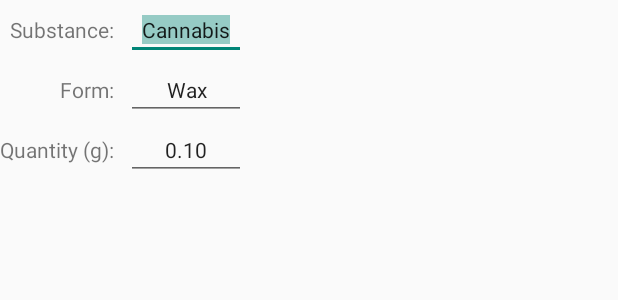
After one commit to falkenum/wellness-tracker, an Android app: the layout view_drug_use_data_input.xml on its own in the app's theme, with its tools: preview values and no code run, on a phone screen of 412 x 824 dp. The commit adds this screen. Shown: the top 300 px of the screen. Run offline under Robolectric (Android 15) with nearby library versions, the light colour scheme and no system bars.

Commit message:
made drug use record type

```diff
--- a/app/src/main/java/com/example/meditationtimer/HistoryFragment.kt
+++ b/app/src/main/java/com/example/meditationtimer/HistoryFragment.kt
@@ -66,6 +66,7 @@ class HistoryFragment : Fragment() {
                     dialogView.removeAllViews()
                     chosenType = type
 
+                    timePicker = TimePicker(context)
                     dialogView.addView(timePicker)
                     dataInputView = RecordTypes.getDataInputView(type, context)
                     dialogView.addView(dataInputView)
@@ -88,7 +89,6 @@ class HistoryFragment : Fragment() {
                 for (type in RecordTypes.getTypes())
                     addView(TypeButton(type))
             }
-            timePicker = TimePicker(context)
 
 
             builder.setView(dialogView)
--- a/app/src/main/java/com/example/meditationtimer/RatingLayout.kt
+++ b/app/src/main/java/com/example/meditationtimer/RatingLayout.kt
@@ -14,7 +14,6 @@ const val HIGHLIGHTED = 99
 const val NOT_HIGHLIGHTED = 0
 
 class RatingLayout(context: Context) : LinearLayout(context) {
-    val numbers = ArrayList<NumberView> ()
 
     inner class NumberView(shownNum : Int) : TextView(context) {
         var highlighted = false
@@ -53,6 +52,7 @@ class RatingLayout(context: Context) : LinearLayout(context) {
         }
     }
 
+    val numbers = ArrayList<NumberView>()
     var selectedNumber : Int = 3
 
     init {
--- a/app/src/main/java/com/example/meditationtimer/TimerService.kt
+++ b/app/src/main/java/com/example/meditationtimer/TimerService.kt
@@ -99,8 +99,8 @@ class TimerService : Service() {
     override fun onCreate() {
         super.onCreate()
 
-        val channelId = "main_channel"
-        val channelName = "Main Channel"
+        val channelId = "timer_channel"
+        val channelName = "Timer Channel"
         val importance = NotificationManager.IMPORTANCE_MIN
         val channel = NotificationChannel(channelId, channelName, importance)
         notifManager = getSystemService(Context.NOTIFICATION_SERVICE) as NotificationManager
--- /dev/null
+++ b/app/src/main/res/layout/view_drug_use_data_input.xml
@@ -0,0 +1,56 @@
+<?xml version="1.0" encoding="utf-8"?>
+<android.support.constraint.ConstraintLayout xmlns:android="http://schemas.android.com/apk/res/android"
+                                             xmlns:app="http://schemas.android.com/apk/res-auto"
+                                             xmlns:tools="http://schemas.android.com/tools"
+                                             android:layout_width="wrap_content"
+                                             android:layout_height="wrap_content">
+
+    <TextView
+            android:text="Substance:"
+            android:layout_width="wrap_content"
+            android:layout_height="wrap_content"
+            android:id="@+id/textView2" app:layout_constraintEnd_toStartOf="@+id/substanceView"
+            app:layout_constraintBaseline_toBaselineOf="@id/substanceView"
+            android:layout_marginEnd="8dp" tools:layout_editor_absoluteY="8dp"/>
+    <EditText
+            android:layout_width="80dp"
+            android:layout_height="wrap_content"
+            android:text="Cannabis"
+            android:ems="10"
+            android:id="@+id/substanceView"
+            android:selectAllOnFocus="true" android:singleLine="true" app:layout_constraintEnd_toEndOf="parent"
+            app:layout_constraintTop_toTopOf="parent" android:textSize="14sp"
+            android:textAlignment="center"/>
+    <TextView
+            android:text="Form:"
+            android:layout_width="wrap_content"
+            android:layout_height="wrap_content"
+            app:layout_constraintEnd_toStartOf="@+id/formView"
+            app:layout_constraintBaseline_toBaselineOf="@id/formView"
+            android:layout_marginEnd="8dp" tools:layout_editor_absoluteY="8dp"/>
+    <EditText
+            android:layout_width="80dp"
+            android:layout_height="wrap_content"
+            android:text="Wax"
+            android:ems="10"
+            android:id="@+id/formView"
+            android:selectAllOnFocus="true" android:singleLine="true" app:layout_constraintEnd_toEndOf="parent"
+            app:layout_constraintTop_toBottomOf="@id/substanceView" android:textSize="14sp"
+            android:textAlignment="center"/>
+    <TextView
+            android:text="Quantity (g):"
+            android:layout_width="wrap_content"
+            android:layout_height="wrap_content"
+            app:layout_constraintEnd_toStartOf="@+id/quantityView"
+            app:layout_constraintBaseline_toBaselineOf="@id/quantityView"
+            android:layout_marginEnd="8dp" tools:layout_editor_absoluteY="8dp"/>
+    <EditText
+            android:layout_width="80dp"
+            android:layout_height="wrap_content"
+            android:text="0.10"
+            android:ems="10"
+            android:id="@+id/quantityView"
+            android:selectAllOnFocus="true" android:singleLine="true" app:layout_constraintEnd_toEndOf="parent"
+            app:layout_constraintTop_toBottomOf="@id/formView" android:textSize="14sp"
+            android:textAlignment="center" android:inputType="number|numberDecimal"/>
+</android.support.constraint.ConstraintLayout>
--- a/app/src/main/res/values/colors.xml
+++ b/app/src/main/res/values/colors.xml
@@ -3,6 +3,7 @@
     <color name="colorPrimary">#008577</color>
     <color name="colorPrimaryDark">#00574B</color>
     <color name="colorAccent">#D81B60</color>
-    <color name="colorMeditation">#1BBCD8</color>
-    <color name="colorMood">#82679E</color>
+    <color name="colorMeditation">#96CAF8</color>
+    <color name="colorMood">#B48CDB</color>
+    <color name="colorDrugUse">#F18E8E</color>
 </resources>
```
Also changed, not shown: app/src/main/java/com/example/meditationtimer/Database.kt (+3 -12 lines), app/src/main/java/com/example/meditationtimer/RecordTypeConfig.kt (+46 -5 lines).
